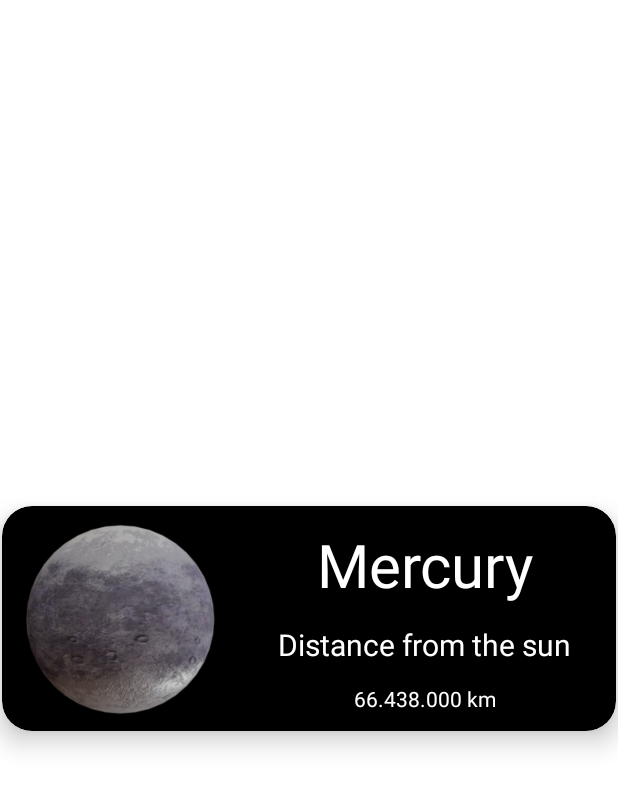
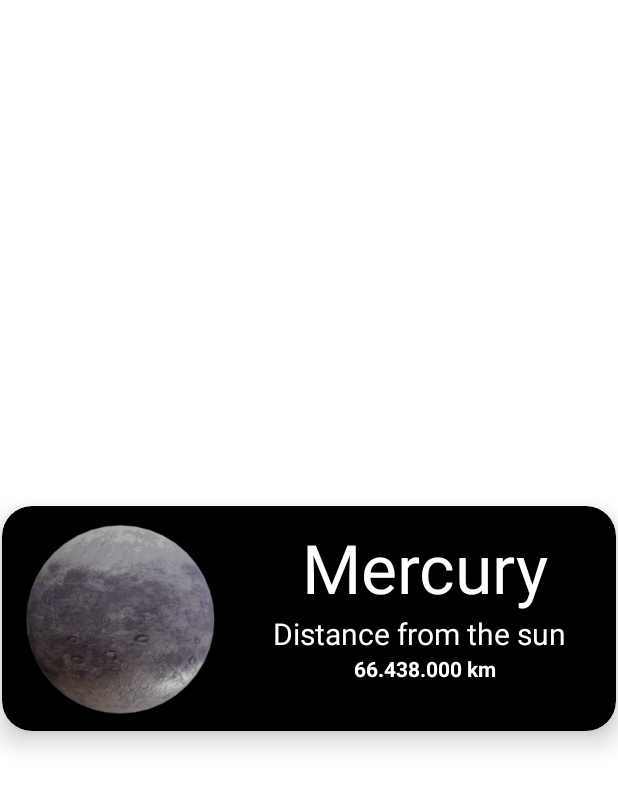
Before and after one commit to francomirko91/My-Solar-System, an Android app: the layout recycle_view_row.xml on its own in the app's theme, with its tools: preview values and no code run, on a phone screen of 412 x 824 dp. Shown: the top 788 px of the screen. Run offline under Robolectric (Android 15) with nearby library versions, the phone set to English and light mode, and no system bars.

```diff
--- /dev/null
+++ b/app/src/main/java/com/example/mysolarsystem/Planets.kt
@@ -0,0 +1,3 @@
+package com.example.mysolarsystem
+
+data class Planets(val image: Int, val km: String, val name: String,val distance: String)
--- a/app/src/main/res/layout/recycle_view_row.xml
+++ b/app/src/main/res/layout/recycle_view_row.xml
@@ -3,7 +3,8 @@
     xmlns:app="http://schemas.android.com/apk/res-auto"
     xmlns:tools="http://schemas.android.com/tools"
     android:layout_width="match_parent"
-    android:layout_height="match_parent">
+    android:layout_height="match_parent"
+    android:id="@+id/recycle_view_row">
 
     <androidx.cardview.widget.CardView
         android:layout_width="409dp"
@@ -43,10 +44,10 @@
                 android:textSize="20sp"
                 app:layout_constraintBottom_toBottomOf="parent"
                 app:layout_constraintEnd_toEndOf="parent"
-                app:layout_constraintHorizontal_bias="0.502"
+                app:layout_constraintHorizontal_bias="0.448"
                 app:layout_constraintStart_toEndOf="@+id/iv_mercurio"
                 app:layout_constraintTop_toBottomOf="@+id/tv_mercury"
-                app:layout_constraintVertical_bias="0.229" />
+                app:layout_constraintVertical_bias="0.0" />
 
             <TextView
                 android:id="@+id/tv_mercury"
@@ -54,7 +55,7 @@
                 android:layout_height="wrap_content"
                 android:text="@string/mercury"
                 android:textColor="@color/white"
-                android:textSize="40sp"
+                android:textSize="45sp"
                 app:layout_constraintBottom_toBottomOf="parent"
                 app:layout_constraintEnd_toEndOf="parent"
                 app:layout_constraintHorizontal_bias="0.502"
@@ -68,10 +69,13 @@
                 android:layout_height="wrap_content"
                 android:text="66.438.000 km"
                 android:textColor="@color/white"
+                android:textStyle="bold"
                 app:layout_constraintBottom_toBottomOf="parent"
                 app:layout_constraintEnd_toEndOf="parent"
+                app:layout_constraintHorizontal_bias="0.503"
                 app:layout_constraintStart_toEndOf="@+id/iv_mercurio"
-                app:layout_constraintTop_toBottomOf="@+id/tv_distance" />
+                app:layout_constraintTop_toBottomOf="@+id/tv_distance"
+                app:layout_constraintVertical_bias="0.0" />
         </androidx.constraintlayout.widget.ConstraintLayout>
     </androidx.cardview.widget.CardView>
 </androidx.constraintlayout.widget.ConstraintLayout>
```
Also changed, not shown: app/src/main/java/com/example/mysolarsystem/PlanetsAdapter.kt (added, +29 -0 lines).
